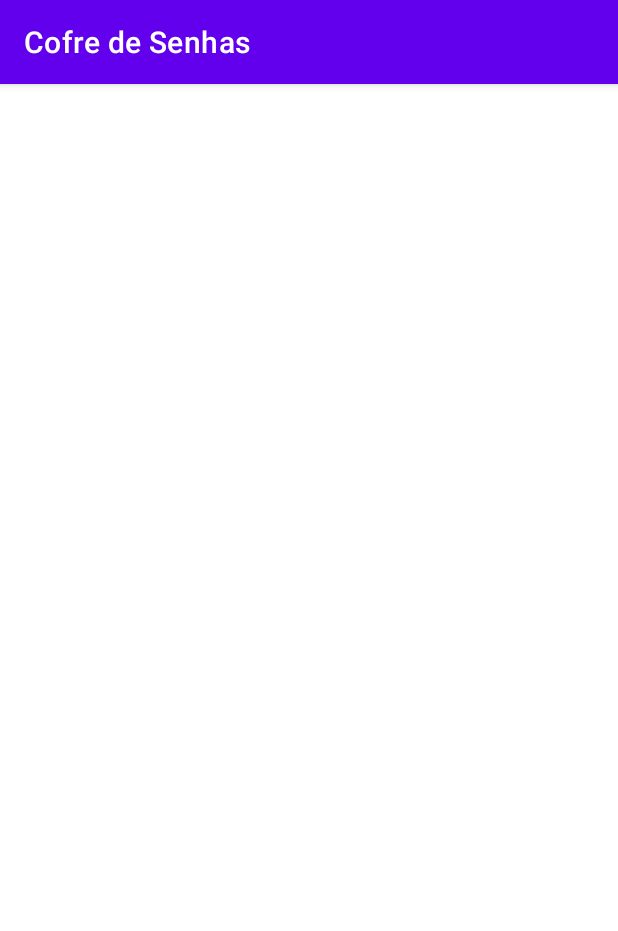
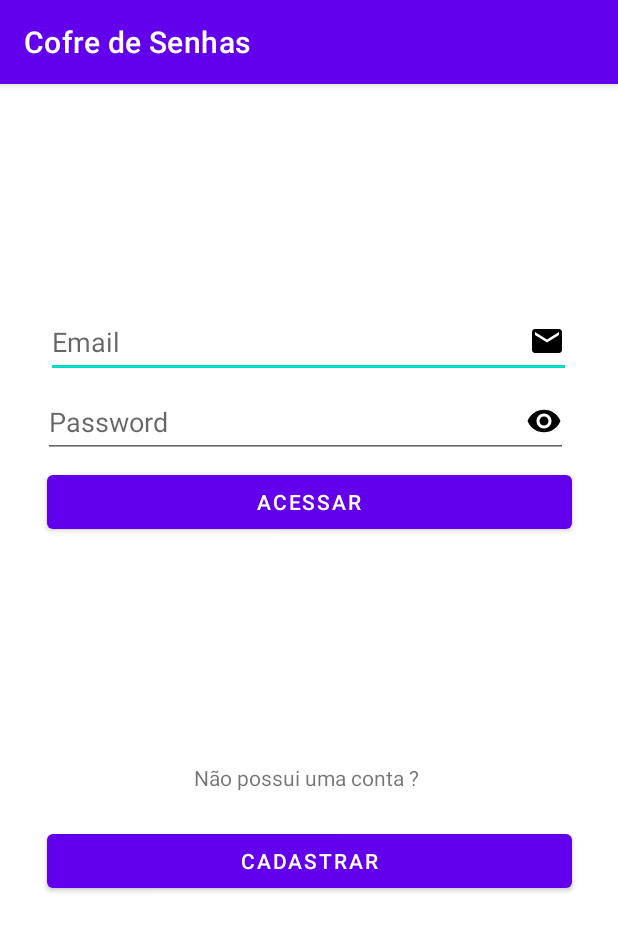
Before and after one commit to srclayton/CSM43, an Android app: the screen it shows after launch (MainActivity before the commit, FormLogin after it), after a tap on "ACESSAR", on a phone screen of 412 x 824 dp. Shown: the top 931 px of the screen. Run offline under Robolectric (Android 15) with nearby library versions, the phone set to English and light mode, and no system bars; 3 statements that could not run were skipped.

Commit message:
autenticação de login iniciada

```diff
--- a/CofredeSenhas/app/src/main/java/com/example/cofredesenhas/FormLogin.java
+++ b/CofredeSenhas/app/src/main/java/com/example/cofredesenhas/FormLogin.java
@@ -2,18 +2,31 @@ package com.example.cofredesenhas;
 
 import androidx.appcompat.app.AppCompatActivity;
 
+import android.app.AlertDialog;
 import android.content.Intent;
 import android.os.Bundle;
+import android.util.Log;
 import android.view.View;
 import android.widget.Button;
+import android.widget.TextView;
+
+import org.json.JSONException;
+import org.json.JSONObject;
+
+import java.util.ArrayList;
+import java.util.concurrent.ExecutionException;
 
 public class FormLogin extends AppCompatActivity {
 
+    protected static final String TAG = "FormLogin";
     protected Button btnSigIn, btnSigUp;
-
+    protected TextView username, password;
+    protected ArrayList<String> parameters = new ArrayList<>();
+    protected JSONObject response;
 
     @Override
     protected void onCreate(Bundle savedInstanceState) {
+        Log.i(TAG,"Iniciada!");
         super.onCreate(savedInstanceState);
         setContentView(R.layout.activity_form_login);
         btnSigUp=findViewById(R.id.btnSigUpView);
@@ -30,11 +43,48 @@ public class FormLogin extends AppCompatActivity {
         btnSigIn.setOnClickListener(new View.OnClickListener(){
             @Override
             public void onClick(View v){
-                Intent secondView=new Intent(getApplicationContext(), MainActivity.class);
+                username = findViewById(R.id.txtFormEmail);
+                password = findViewById(R.id.txtFormPassword);
+                parameters.add(username.getText().toString());
+                parameters.add(password.getText().toString());
+                MyUrlRequestCallback apiResponse = new MyUrlRequestCallback("GET", "password_Authentication", parameters);
+                try {
+                    response = new JSONObject(apiResponse.execute().get());
+                    if(response.getBoolean("success")){
+                        Intent secondView;
+                        secondView=new Intent(getApplicationContext(), MainActivity.class);
+                        startActivity(secondView);
+                    }else
+                        showDialog(response.getString("message"));
 
-                startActivity(secondView);
+                    Log.d(TAG, String.valueOf(response));
+                }catch (ExecutionException | JSONException | InterruptedException e) {
+                    e.printStackTrace();
+                }
+                //Intent secondView=new Intent(getApplicationContext(), MainActivity.class);
+
+                //startActivity(secondView);
             }
         });
 
     }
+    protected void showDialog(String message) {
+        AlertDialog.Builder builder = new AlertDialog.Builder(this);
+        if(message.equals("usernotfound")){
+            builder.setMessage("Usuário não existe!");
+        }else{
+            builder.setMessage("Usuário ou senha incorreto(a)!");
+        }
+        builder.setTitle("Alerta");
+        builder.setIcon(android.R.drawable.ic_dialog_alert);
+
+        builder.setPositiveButton("Ok", (dialog, id) -> {
+            // Selecionado OK
+            Intent secondView;
+            secondView=new Intent(getApplicationContext(), FormLogin.class);
+            startActivity(secondView);
+        });
+        AlertDialog dialog = builder.create();
+        dialog.show();
+    }
 }
--- a/CofredeSenhas/app/src/main/res/layout/activity_form_login.xml
+++ b/CofredeSenhas/app/src/main/res/layout/activity_form_login.xml
@@ -5,22 +5,6 @@
     android:layout_width="match_parent"
     android:layout_height="match_parent"
     tools:context=".FormLogin">
-
-    <EditText
-        android:id="@+id/txtName"
-        android:layout_width="350dp"
-        android:layout_height="48dp"
-        android:layout_marginTop="150dp"
-        android:drawableRight="@drawable/ic_baseline_email_24"
-        android:ems="10"
-        android:hint="Email"
-        android:inputType="textEmailAddress"
-        android:minHeight="48dp"
-        app:layout_constraintBottom_toTopOf="@+id/txtEmail"
-        app:layout_constraintEnd_toEndOf="parent"
-        app:layout_constraintHorizontal_bias="0.502"
-        app:layout_constraintStart_toStartOf="parent"
-        app:layout_constraintTop_toTopOf="parent" />
 
     <TextView
         android:id="@+id/textView"
@@ -32,30 +16,15 @@
         app:layout_constraintStart_toStartOf="parent"
         app:layout_constraintTop_toBottomOf="@+id/btnSignIn" />
 
-    <EditText
-        android:id="@+id/txtEmail"
-        android:layout_width="350dp"
-        android:layout_height="wrap_content"
-        android:autofillHints=""
-        android:drawableRight="@drawable/ic_baseline_remove_red_eye_24"
-        android:ems="10"
-        android:hint="Password"
-        android:inputType="textPassword"
-        android:minHeight="48dp"
-        app:layout_constraintEnd_toEndOf="parent"
-        app:layout_constraintHorizontal_bias="0.502"
-        app:layout_constraintStart_toStartOf="parent"
-        app:layout_constraintTop_toBottomOf="@+id/txtName" />
-
     <Button
         android:id="@+id/btnSignIn"
         android:layout_width="350dp"
         android:layout_height="wrap_content"
-        android:layout_marginTop="8dp"
+        android:layout_marginTop="5dp"
         android:text="Acessar"
         app:layout_constraintEnd_toEndOf="parent"
         app:layout_constraintStart_toStartOf="parent"
-        app:layout_constraintTop_toBottomOf="@+id/txtEmail" />
+        app:layout_constraintTop_toBottomOf="@+id/txtFormPassword" />
 
     <Button
         android:id="@+id/btnSigUpView"
@@ -67,5 +36,35 @@
         app:layout_constraintStart_toStartOf="parent"
         app:layout_constraintTop_toBottomOf="@+id/textView" />
 
+    <EditText
+        android:id="@+id/txtFormEmail"
+        android:layout_width="350dp"
+        android:layout_height="48dp"
+        android:layout_marginStart="30dp"
+        android:layout_marginTop="148dp"
+        android:layout_marginEnd="31dp"
+        android:drawableRight="@drawable/ic_baseline_email_24"
+        android:ems="10"
+        android:hint="Email"
+        android:inputType="textEmailAddress"
+        app:layout_constraintEnd_toEndOf="parent"
+        app:layout_constraintStart_toStartOf="parent"
+        app:layout_constraintTop_toTopOf="parent" />
+
+    <EditText
+        android:id="@+id/txtFormPassword"
+        android:layout_width="350dp"
+        android:layout_height="48dp"
+        android:layout_marginStart="28dp"
+        android:layout_marginTop="5dp"
+        android:layout_marginEnd="33dp"
+        android:drawableRight="@drawable/ic_baseline_remove_red_eye_24"
+        android:ems="10"
+        android:hint="Password"
+        android:inputType="textPassword"
+        app:layout_constraintEnd_toEndOf="parent"
+        app:layout_constraintStart_toStartOf="parent"
+        app:layout_constraintTop_toBottomOf="@+id/txtFormEmail" />
+
 
 </androidx.constraintlayout.widget.ConstraintLayout>
```
